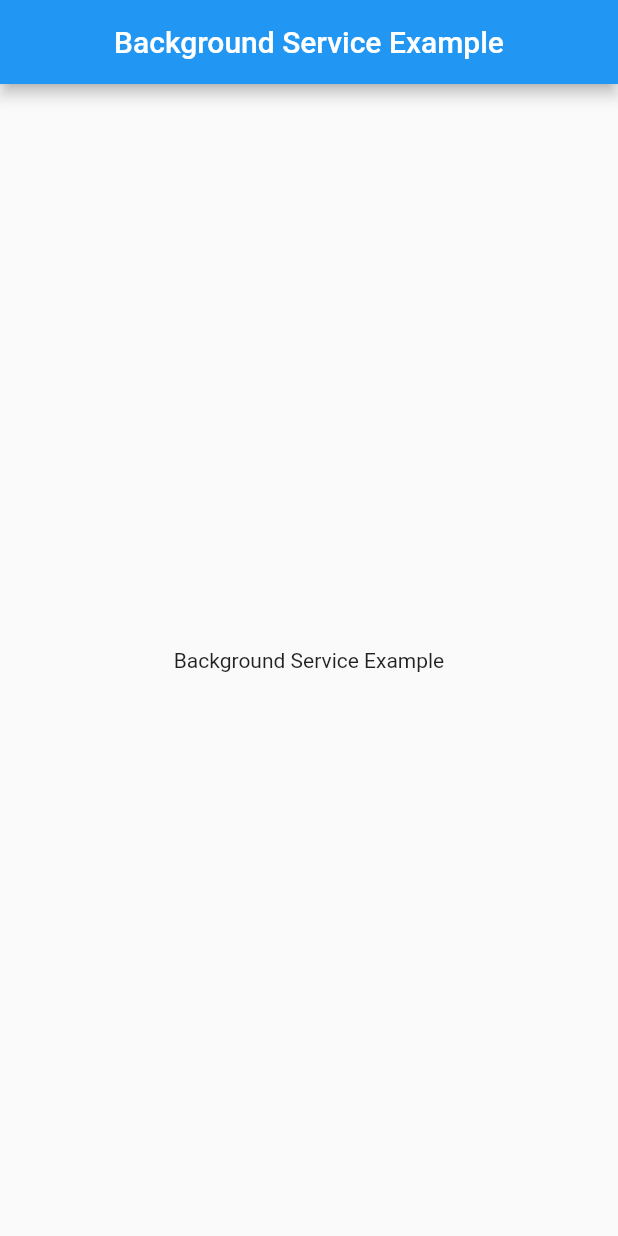
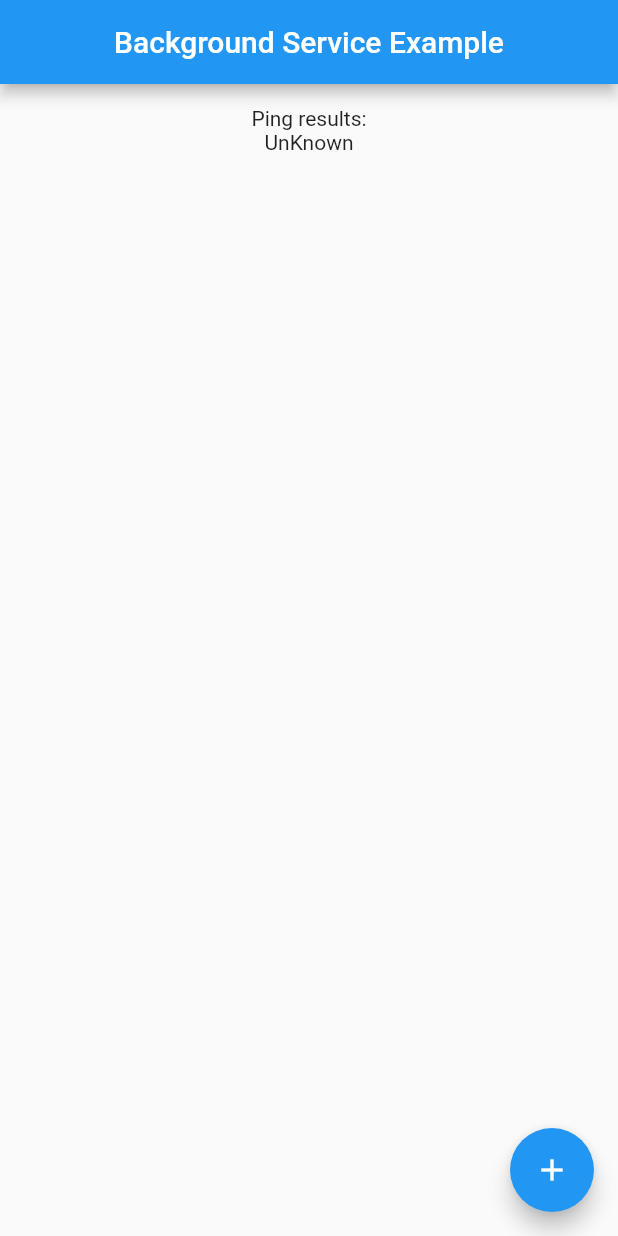
Before and after one commit to nazrul78/background_service_example, a Flutter app: the screen it shows after launch, on a phone screen of 412 x 824 dp. Run offline on Flutter 3.47's test engine with Material 2 defaults, Android fonts, the phone set to English and light mode, and no system bars; our stand-ins replace flutter_local_notifications; missing offline and left inert: dart_ping, flutter_background_service, flutter_background_service_android.

Commit message:
add ping

```diff
--- a/lib/src/pages/home_page.dart
+++ b/lib/src/pages/home_page.dart
@@ -1,8 +1,17 @@
+import 'dart:developer';
+
+import 'package:dart_ping/dart_ping.dart';
 import 'package:flutter/material.dart';
 
-class HomePage extends StatelessWidget {
+class HomePage extends StatefulWidget {
   const HomePage({super.key});
 
+  @override
+  State<HomePage> createState() => _HomePageState();
+}
+
+class _HomePageState extends State<HomePage> {
+  String res = 'UnKnown';
   @override
   Widget build(BuildContext context) {
     return Scaffold(
@@ -10,9 +19,34 @@ class HomePage extends StatelessWidget {
         title: const Text('Background Service Example'),
         centerTitle: true,
       ),
-      body: const Center(
-        child: Text('Background Service Example'),
+      body: Center(
+        child: Column(
+          children: [
+            SizedBox(height: 15),
+            Text('Ping results:'),
+            Text(res),
+          ],
+        ),
       ),
+      floatingActionButton: FloatingActionButton(
+          onPressed: () async {
+            log('Presssssssssss');
+
+            final result = await Ping('google.com', count: 1).stream.first;
+
+            log('${result.response}');
+
+            setState(() {
+              res = result.response.toString();
+            });
+            // final ping = Ping('google.com', count: 5);
+
+            // // Begin ping process and listen for output
+            // ping.stream.listen((event) {
+            //   log('${event}');
+            // });
+          },
+          child: Icon(Icons.add)),
     );
   }
 }
--- a/pubspec.yaml
+++ b/pubspec.yaml
@@ -37,6 +37,7 @@ dependencies:
   cupertino_icons: ^1.0.2
   flutter_background_service: ^3.0.1
   flutter_local_notifications: ^15.1.1
+  dart_ping: ^9.0.0
 
 dev_dependencies:
   flutter_test:
```
Also changed, not shown: pubspec.lock, 1 other file.
